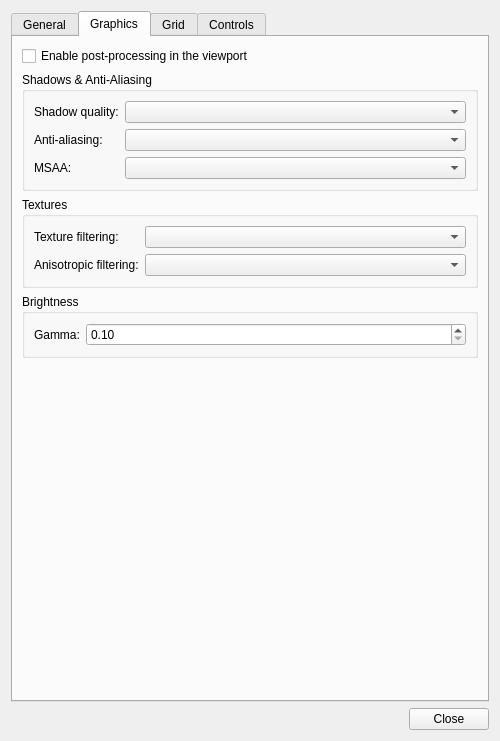
Before: the Qt Designer form qtfred/ui/PreferencesDialog.ui in scp-fs2open/fs2open.github.com, drawn with Qt 5.
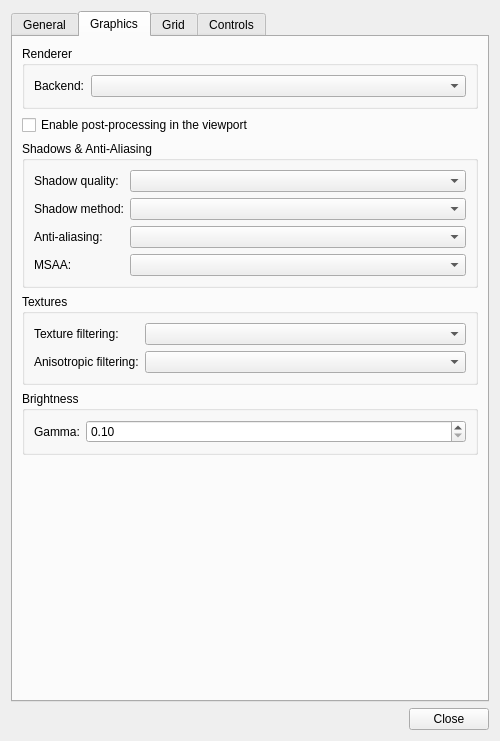
After: the same form once the commit is applied. The open tabs and pages were chosen to show the change.

Commit message: Update Vulkan backend to support off-screen frame recycling

```diff
--- a/qtfred/ui/PreferencesDialog.ui
+++ b/qtfred/ui/PreferencesDialog.ui
@@ -394,6 +394,29 @@
        <string>Graphics</string>
       </attribute>
       <layout class="QVBoxLayout" name="graphicsLayout">
+       <item>
+        <widget class="QGroupBox" name="rendererGroup">
+         <property name="title">
+          <string>Renderer</string>
+         </property>
+         <layout class="QFormLayout" name="rendererLayout">
+          <item row="0" column="0">
+           <widget class="QLabel" name="backendLabel">
+            <property name="text">
+             <string>Backend:</string>
+            </property>
+           </widget>
+          </item>
+          <item row="0" column="1">
+           <widget class="QComboBox" name="backendCombo">
+            <property name="toolTip">
+             <string>Graphics API the viewport renders with. Vulkan is only offered when this build was compiled with it and Qt's own Vulkan support. Restarting qtFRED is required for a change to take effect, and an explicit -vulkan/-opengl command-line option always overrides this.</string>
+            </property>
+           </widget>
+          </item>
+         </layout>
+        </widget>
+       </item>
        <item>
         <widget class="QCheckBox" name="enablePostProcessing">
          <property name="toolTip">
@@ -425,27 +448,41 @@
            </widget>
           </item>
           <item row="1" column="0">
+           <widget class="QLabel" name="shadowMethodLabel">
+            <property name="text">
+             <string>Shadow method:</string>
+            </property>
+           </widget>
+          </item>
+          <item row="1" column="1">
+           <widget class="QComboBox" name="shadowMethodCombo">
+            <property name="toolTip">
+             <string>Whether shadows are rendered via cascaded shadow maps or hardware raytracing. Raytraced is only offered on a Vulkan build running on hardware with raytraced-shadow support; the control is greyed out otherwise. Requires post-processing to be enabled.</string>
+            </property>
+           </widget>
+          </item>
+          <item row="2" column="0">
            <widget class="QLabel" name="aaModeLabel">
             <property name="text">
              <string>Anti-aliasing:</string>
             </property>
            </widget>
           </item>
-          <item row="1" column="1">
+          <item row="2" column="1">
            <widget class="QComboBox" name="aaModeCombo">
             <property name="toolTip">
              <string>Post-process anti-aliasing mode used in the viewport. Requires post-processing to be enabled.</string>
             </property>
            </widget>
           </item>
-          <item row="2" column="0">
+          <item row="3" column="0">
            <widget class="QLabel" name="msaaLabel">
             <property name="text">
              <string>MSAA:</string>
             </property>
            </widget>
           </item>
-          <item row="2" column="1">
+          <item row="3" column="1">
            <widget class="QComboBox" name="msaaCombo">
             <property name="toolTip">
              <string>Multisample anti-aliasing used for the viewport's 3D scene. Requires post-processing to be enabled. Restarting qtFRED is required for a change to take effect.</string>
```
Left out of the diff: 2 changed lines with no effect on the pictures. The commit also changes 33 other files.
